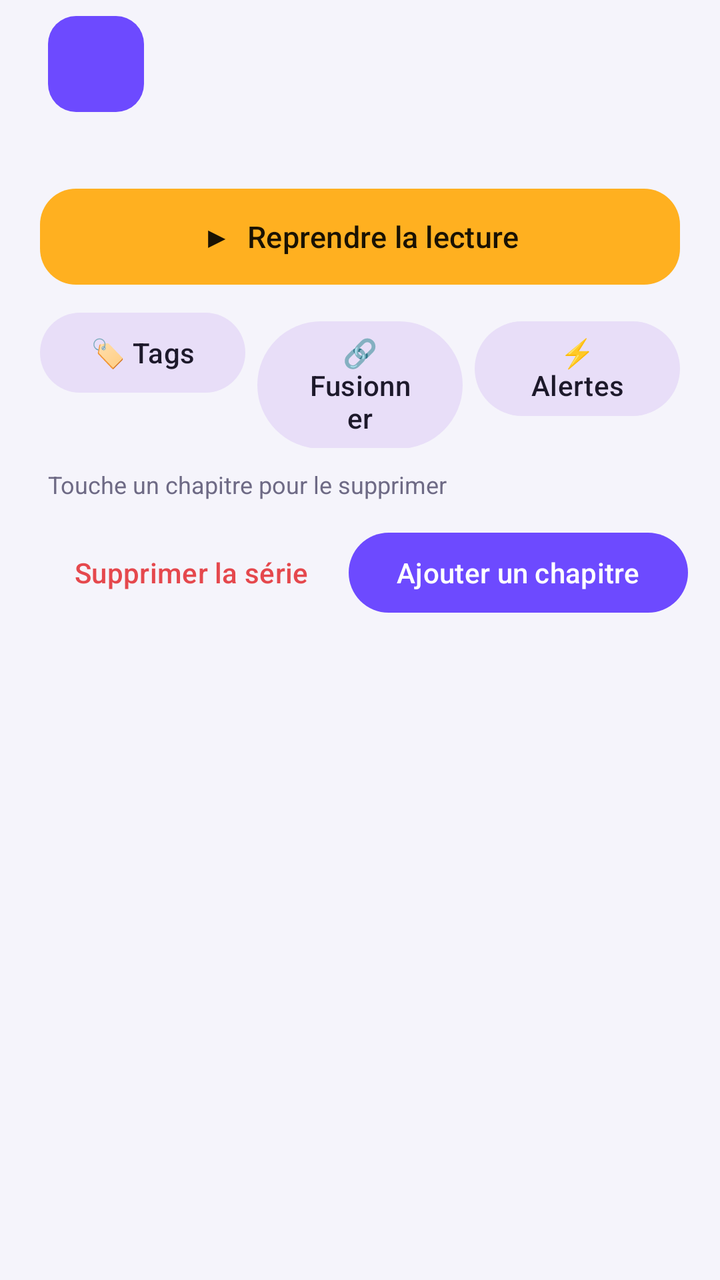
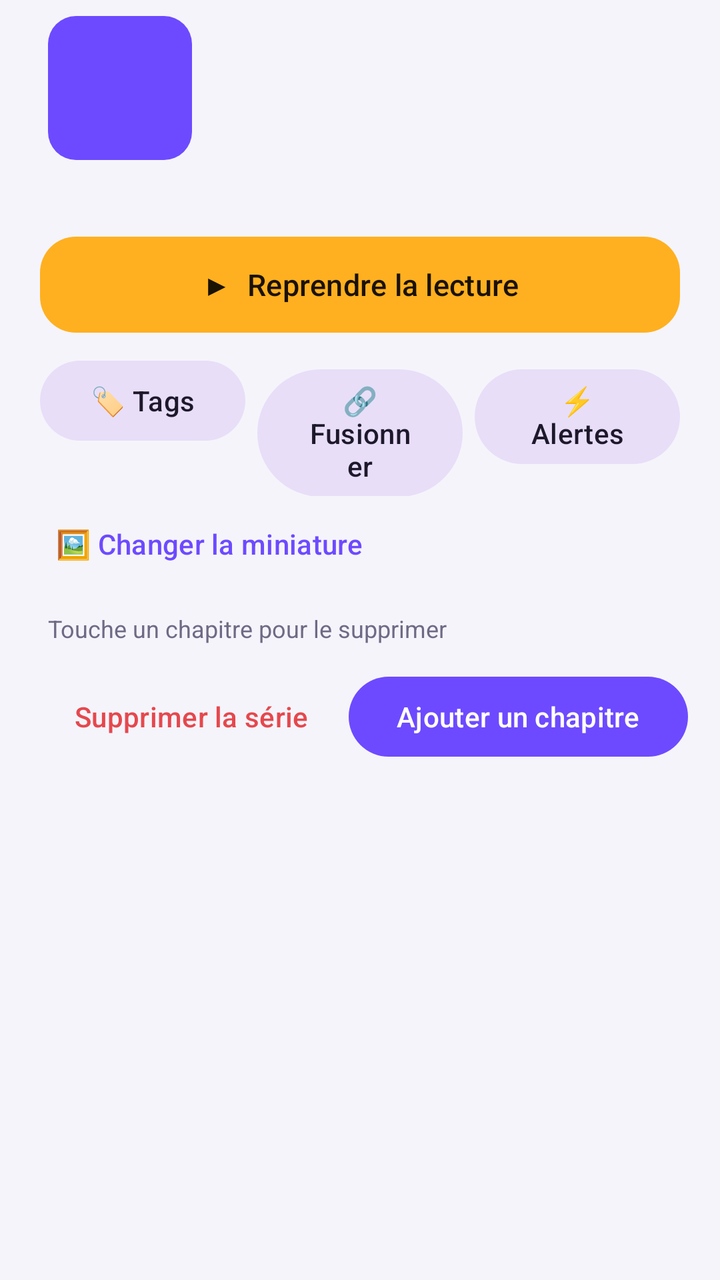

Two renders of the same Android screen: before a commit and after it. Below are the layout's source before the change and the commit's diff.
<!-- AndroidManifest.xml: application theme Theme.WebtoonTracker -->
<!-- res/layout/sheet_history.xml -->
<?xml version="1.0" encoding="utf-8"?>
<LinearLayout xmlns:android="http://schemas.android.com/apk/res/android"
    xmlns:app="http://schemas.android.com/apk/res-auto"
    android:layout_width="match_parent"
    android:layout_height="wrap_content"
    android:orientation="vertical"
    android:paddingBottom="16dp">

    <LinearLayout
        android:layout_width="match_parent"
        android:layout_height="wrap_content"
        android:gravity="center_vertical"
        android:orientation="horizontal"
        android:paddingStart="24dp"
        android:paddingTop="8dp"
        android:paddingEnd="16dp"
        android:paddingBottom="8dp">

        <TextView
            android:id="@+id/sAvatar"
            android:layout_width="48dp"
            android:layout_height="48dp"
            android:background="@drawable/bg_avatar"
            android:gravity="center"
            android:textColor="#FFFFFF"
            android:textSize="20sp"
            android:textStyle="bold" />

        <LinearLayout
            android:layout_width="0dp"
            android:layout_height="wrap_content"
            android:layout_marginStart="14dp"
            android:layout_weight="1"
            android:orientation="vertical">

            <TextView
                android:id="@+id/sTitle"
                android:layout_width="match_parent"
                android:layout_height="wrap_content"
                android:textColor="@color/text_main"
                android:textSize="18sp"
                android:textStyle="bold" />

            <TextView
                android:id="@+id/sSubtitle"
                android:layout_width="match_parent"
                android:layout_height="wrap_content"
                android:textColor="@color/text_soft"
                android:textSize="13sp" />
        </LinearLayout>
    </LinearLayout>

    <TextView
        android:id="@+id/sTags"
        android:layout_width="match_parent"
        android:layout_height="wrap_content"
        android:paddingStart="24dp"
        android:paddingEnd="24dp"
        android:textColor="@color/badge_text"
        android:textSize="12sp"
        android:textStyle="bold" />

    <com.google.android.material.button.MaterialButton
        android:id="@+id/sResume"
        android:layout_width="match_parent"
        android:layout_height="56dp"
        android:layout_marginStart="20dp"
        android:layout_marginTop="10dp"
        android:layout_marginEnd="20dp"
        android:text="▶  Reprendre la lecture"
        android:textColor="@color/on_accent"
        android:textSize="15sp"
        app:backgroundTint="@color/accent"
        app:cornerRadius="18dp" />

    <LinearLayout
        android:layout_width="match_parent"
        android:layout_height="wrap_content"
        android:layout_marginTop="6dp"
        android:orientation="horizontal"
        android:paddingStart="20dp"
        android:paddingEnd="20dp">

        <com.google.android.material.button.MaterialButton
            android:id="@+id/sTagButton"
            style="@style/Widget.Material3.Button.TonalButton"
            android:layout_width="0dp"
            android:layout_height="wrap_content"
            android:layout_weight="1"
            android:text="🏷 Tags" />

        <com.google.android.material.button.MaterialButton
            android:id="@+id/sMergeButton"
            style="@style/Widget.Material3.Button.TonalButton"
            android:layout_width="0dp"
            android:layout_height="wrap_content"
            android:layout_marginStart="6dp"
            android:layout_weight="1"
            android:text="🔗 Fusionner" />

        <com.google.android.material.button.MaterialButton
            android:id="@+id/sLinkButton"
            style="@style/Widget.Material3.Button.TonalButton"
            android:layout_width="0dp"
            android:layout_height="wrap_content"
            android:layout_marginStart="6dp"
            android:layout_weight="1"
            android:text="⚡ Alertes" />
    </LinearLayout>

    <TextView
        android:layout_width="wrap_content"
        android:layout_height="wrap_content"
        android:paddingStart="24dp"
        android:paddingTop="10dp"
        android:paddingBottom="4dp"
        android:text="Touche un chapitre pour le supprimer"
        android:textColor="@color/text_soft"
        android:textSize="12sp" />

    <androidx.recyclerview.widget.RecyclerView
        android:id="@+id/sList"
        android:layout_width="match_parent"
        android:layout_height="wrap_content" />

    <LinearLayout
        android:layout_width="match_parent"
        android:layout_height="wrap_content"
        android:layout_marginTop="8dp"
        android:gravity="end"
        android:orientation="horizontal"
        android:paddingStart="16dp"
        android:paddingEnd="16dp">

        <com.google.android.material.button.MaterialButton
            android:id="@+id/sDelete"
            style="@style/Widget.Material3.Button.TextButton"
            android:layout_width="wrap_content"
            android:layout_height="wrap_content"
            android:text="Supprimer la série"
            android:textColor="#E5484D" />

        <com.google.android.material.button.MaterialButton
            android:id="@+id/sAdd"
            android:layout_width="wrap_content"
            android:layout_height="wrap_content"
            android:layout_marginStart="8dp"
            android:text="Ajouter un chapitre" />
    </LinearLayout>
</LinearLayout>
<!-- resources referenced by this layout -->
<resources>
  <color name="accent">#FFB020</color>
  <color name="badge_text">#4B2FD6</color>
  <color name="on_accent">#1A1203</color>
  <color name="text_main">#17142B</color>
  <color name="text_soft">#6E6A85</color>
  <!-- drawable bg_avatar (drawable) -->
  <?xml version="1.0" encoding="utf-8"?>
  <shape xmlns:android="http://schemas.android.com/apk/res/android" android:shape="rectangle">
      <corners android:radius="14dp" />
      <solid android:color="#6D4AFF" />
  </shape>
  <style name="Theme.WebtoonTracker" parent="Theme.Material3.DayNight.NoActionBar">
          <item name="colorPrimary">@color/brand</item>
          <item name="colorOnPrimary">#FFFFFF</item>
          <item name="colorSecondary">@color/accent</item>
          <item name="android:colorBackground">@color/screen_bg</item>
          <item name="colorSurface">@color/card_bg</item>
          <item name="android:statusBarColor">@color/screen_bg</item>
          <item name="android:navigationBarColor">@color/screen_bg</item>
      </style>
  <color name="brand">#6D4AFF</color>
  <color name="screen_bg">#F5F4FB</color>
  <color name="card_bg">#FFFFFF</color>
</resources>

<!-- the commit's change to res/layout/sheet_history.xml (unified diff, before → after) -->
@@ -16,15 +16,29 @@
         android:paddingEnd="16dp"
         android:paddingBottom="8dp">
 
-        <TextView
-            android:id="@+id/sAvatar"
-            android:layout_width="48dp"
-            android:layout_height="48dp"
-            android:background="@drawable/bg_avatar"
-            android:gravity="center"
-            android:textColor="#FFFFFF"
-            android:textSize="20sp"
-            android:textStyle="bold" />
+        <FrameLayout
+            android:layout_width="72dp"
+            android:layout_height="72dp">
+
+            <TextView
+                android:id="@+id/sAvatar"
+                android:layout_width="match_parent"
+                android:layout_height="match_parent"
+                android:background="@drawable/bg_avatar"
+                android:gravity="center"
+                android:textColor="#FFFFFF"
+                android:textSize="22sp"
+                android:textStyle="bold" />
+
+            <com.google.android.material.imageview.ShapeableImageView
+                android:id="@+id/sCover"
+                android:layout_width="match_parent"
+                android:layout_height="match_parent"
+                android:contentDescription="@null"
+                android:scaleType="centerCrop"
+                android:visibility="gone"
+                app:shapeAppearanceOverlay="@style/RoundedCover" />
+        </FrameLayout>
 
         <LinearLayout
             android:layout_width="0dp"
@@ -108,6 +122,14 @@
             android:text="⚡ Alertes" />
     </LinearLayout>
 
+    <com.google.android.material.button.MaterialButton
+        android:id="@+id/sCoverButton"
+        style="@style/Widget.Material3.Button.TextButton"
+        android:layout_width="wrap_content"
+        android:layout_height="wrap_content"
+        android:layout_marginStart="16dp"
+        android:text="🖼 Changer la miniature" />
+
     <TextView
         android:layout_width="wrap_content"
         android:layout_height="wrap_content"
<!-- resource entries referenced after the edit -->
@@ -11,6 +11,10 @@
       <corners android:radius="14dp" />
       <solid android:color="#6D4AFF" />
   </shape>
+  <style name="RoundedCover">
+          <item name="cornerFamily">rounded</item>
+          <item name="cornerSize">16dp</item>
+      </style>
   <style name="Theme.WebtoonTracker" parent="Theme.Material3.DayNight.NoActionBar">
           <item name="colorPrimary">@color/brand</item>
           <item name="colorOnPrimary">#FFFFFF</item>
